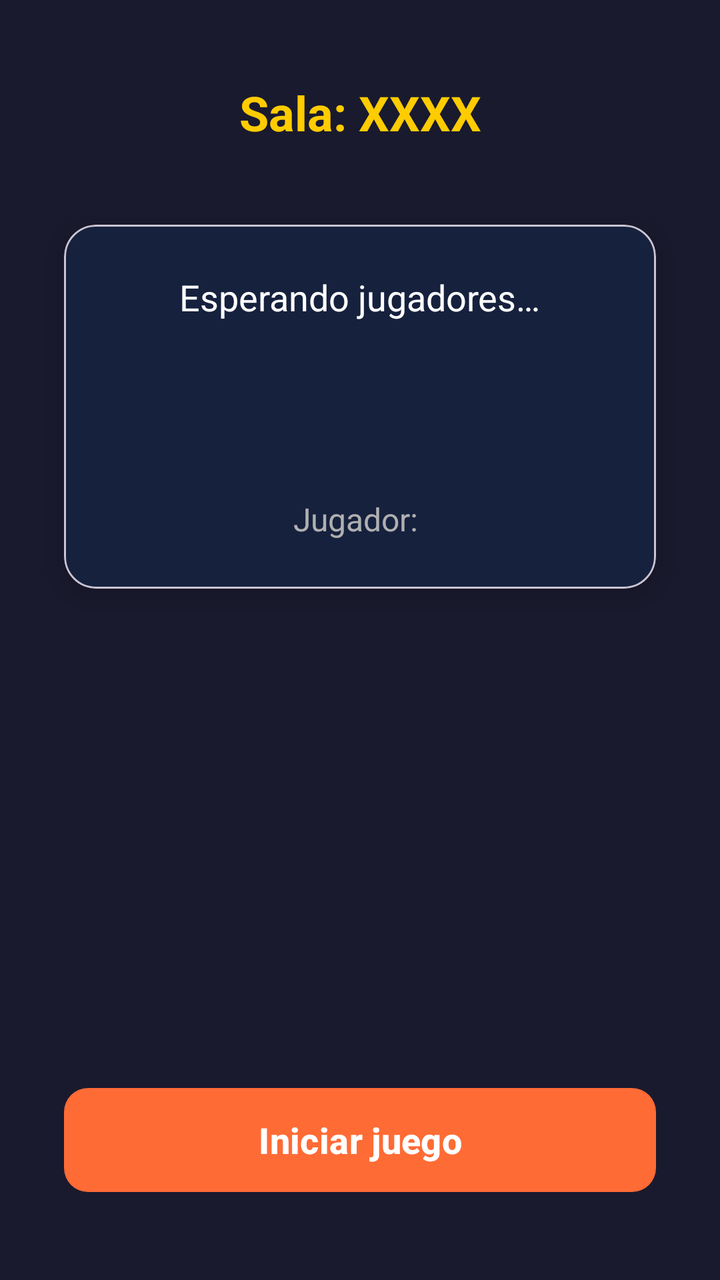
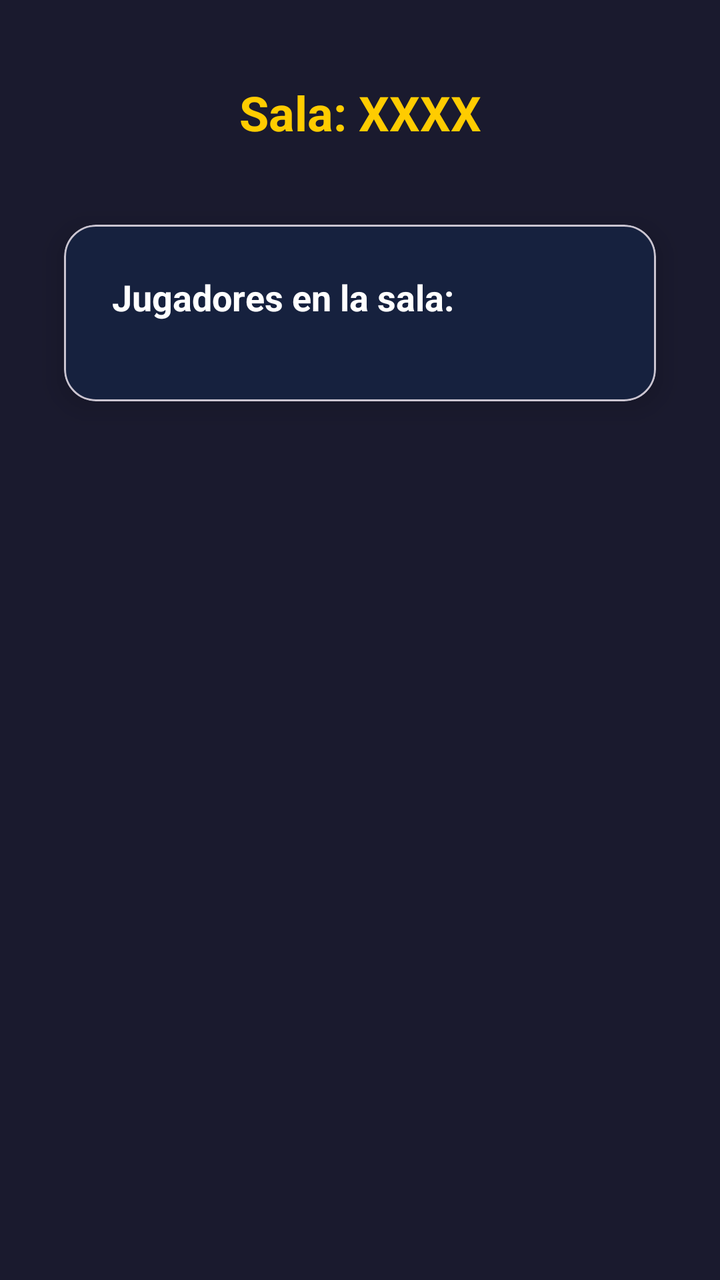

The first picture is an Android layout as it rendered before a commit; the second is the same layout after the commit. The layout source and the unified diff follow.
<!-- AndroidManifest.xml: application theme Theme.DueloApp -->
<!-- res/layout/activity_lobby.xml -->
<?xml version="1.0" encoding="utf-8"?>
<androidx.constraintlayout.widget.ConstraintLayout
    xmlns:android="http://schemas.android.com/apk/res/android"
    xmlns:app="http://schemas.android.com/apk/res-auto"
    xmlns:tools="http://schemas.android.com/tools"
    android:layout_width="match_parent"
    android:layout_height="match_parent"
    android:background="@color/background"
    tools:context=".view.LobbyActivity">

    <TextView
        android:id="@+id/tvRoomCode"
        android:layout_width="wrap_content"
        android:layout_height="wrap_content"
        android:text="Sala: XXXX"
        android:textSize="24sp"
        android:textStyle="bold"
        android:textColor="@color/accent"
        android:layout_marginTop="40dp"
        app:layout_constraintTop_toTopOf="parent"
        app:layout_constraintStart_toStartOf="parent"
        app:layout_constraintEnd_toEndOf="parent" />

    <com.google.android.material.card.MaterialCardView
        android:id="@+id/cardPlayers"
        android:layout_width="0dp"
        android:layout_height="wrap_content"
        android:layout_marginStart="32dp"
        android:layout_marginEnd="32dp"
        android:layout_marginTop="40dp"
        app:cardBackgroundColor="@color/background_light"
        app:cardCornerRadius="16dp"
        app:cardElevation="8dp"
        app:layout_constraintTop_toBottomOf="@id/tvRoomCode"
        app:layout_constraintStart_toStartOf="parent"
        app:layout_constraintEnd_toEndOf="parent">

        <LinearLayout
            android:layout_width="match_parent"
            android:layout_height="wrap_content"
            android:orientation="vertical"
            android:padding="24dp"
            android:gravity="center">

            <TextView
                android:id="@+id/tvWaiting"
                android:layout_width="wrap_content"
                android:layout_height="wrap_content"
                android:text="@string/waiting_players"
                android:textSize="18sp"
                android:textColor="@color/text_primary"
                android:layout_marginBottom="16dp" />

            <ProgressBar
                android:id="@+id/progressBarLobby"
                android:layout_width="wrap_content"
                android:layout_height="wrap_content"
                android:indeterminateTint="@color/primary" />

            <TextView
                android:id="@+id/tvPlayerName"
                android:layout_width="wrap_content"
                android:layout_height="wrap_content"
                android:layout_marginTop="24dp"
                android:text="Jugador: "
                android:textSize="16sp"
                android:textColor="@color/text_secondary" />
        </LinearLayout>
    </com.google.android.material.card.MaterialCardView>

    <com.google.android.material.button.MaterialButton
        android:id="@+id/btnStartGame"
        android:layout_width="0dp"
        android:layout_height="60dp"
        android:layout_marginStart="32dp"
        android:layout_marginEnd="32dp"
        android:layout_marginBottom="40dp"
        android:text="@string/start_game"
        android:textSize="18sp"
        android:textStyle="bold"
        app:backgroundTint="@color/primary"
        app:cornerRadius="12dp"
        app:layout_constraintBottom_toBottomOf="parent"
        app:layout_constraintStart_toStartOf="parent"
        app:layout_constraintEnd_toEndOf="parent" />

</androidx.constraintlayout.widget.ConstraintLayout>
<!-- resources referenced by this layout -->
<resources>
  <color name="accent">#FFCC00</color>
  <color name="background">#1A1A2E</color>
  <color name="background_light">#16213E</color>
  <color name="primary">#FF6B35</color>
  <color name="text_primary">#FFFFFF</color>
  <color name="text_secondary">#B0B0B0</color>
  <string name="start_game">Iniciar juego</string>
  <string name="waiting_players">Esperando jugadores…</string>
  <style name="Theme.DueloApp" parent="Theme.Material3.DayNight.NoActionBar">
          <item name="colorPrimary">@color/primary</item>
          <item name="colorPrimaryDark">@color/primary_dark</item>
          <item name="colorAccent">@color/accent</item>
          <item name="android:statusBarColor">@color/background</item>
          <item name="android:windowBackground">@color/background</item>
          <item name="android:textColorPrimary">@color/text_primary</item>
          <item name="android:textColorSecondary">@color/text_secondary</item>
      </style>
  <color name="primary_dark">#D94F1F</color>
</resources>

<!-- the commit's change to res/layout/activity_lobby.xml (unified diff, before → after) -->
@@ -39,49 +39,64 @@
             android:layout_width="match_parent"
             android:layout_height="wrap_content"
             android:orientation="vertical"
-            android:padding="24dp"
-            android:gravity="center">
+            android:padding="24dp">
 
             <TextView
-                android:id="@+id/tvWaiting"
+                android:id="@+id/tvPlayersTitle"
                 android:layout_width="wrap_content"
                 android:layout_height="wrap_content"
-                android:text="@string/waiting_players"
+                android:text="Jugadores en la sala:"
                 android:textSize="18sp"
+                android:textStyle="bold"
                 android:textColor="@color/text_primary"
                 android:layout_marginBottom="16dp" />
 
-            <ProgressBar
-                android:id="@+id/progressBarLobby"
+            <LinearLayout
+                android:id="@+id/layoutPlayersList"
+                android:layout_width="match_parent"
+                android:layout_height="wrap_content"
+                android:orientation="vertical">
+                
+            </LinearLayout>
+
+            <TextView
+                android:id="@+id/tvWaitingMessage"
                 android:layout_width="wrap_content"
                 android:layout_height="wrap_content"
-                android:indeterminateTint="@color/primary" />
-
-            <TextView
-                android:id="@+id/tvPlayerName"
-                android:layout_width="wrap_content"
-                android:layout_height="wrap_content"
-                android:layout_marginTop="24dp"
-                android:text="Jugador: "
-                android:textSize="16sp"
-                android:textColor="@color/text_secondary" />
+                android:text="Esperando al segundo jugador..."
+                android:textSize="14sp"
+                android:textColor="@color/text_secondary"
+                android:layout_marginTop="16dp"
+                android:visibility="gone" />
         </LinearLayout>
     </com.google.android.material.card.MaterialCardView>
 
-    <com.google.android.material.button.MaterialButton
-        android:id="@+id/btnStartGame"
-        android:layout_width="0dp"
-        android:layout_height="60dp"
-        android:layout_marginStart="32dp"
-        android:layout_marginEnd="32dp"
-        android:layout_marginBottom="40dp"
-        android:text="@string/start_game"
-        android:textSize="18sp"
+    
+    <TextView
+        android:id="@+id/tvCountdown"
+        android:layout_width="wrap_content"
+        android:layout_height="wrap_content"
+        android:text="5"
+        android:textSize="120sp"
         android:textStyle="bold"
-        app:backgroundTint="@color/primary"
-        app:cornerRadius="12dp"
+        android:textColor="@color/primary"
+        android:visibility="gone"
+        app:layout_constraintTop_toTopOf="parent"
         app:layout_constraintBottom_toBottomOf="parent"
         app:layout_constraintStart_toStartOf="parent"
         app:layout_constraintEnd_toEndOf="parent" />
 
+    <TextView
+        android:id="@+id/tvCountdownLabel"
+        android:layout_width="wrap_content"
+        android:layout_height="wrap_content"
+        android:text="¡El juego comenzará!"
+        android:textSize="20sp"
+        android:textColor="@color/accent"
+        android:visibility="gone"
+        android:layout_marginTop="16dp"
+        app:layout_constraintTop_toBottomOf="@id/tvCountdown"
+        app:layout_constraintStart_toStartOf="parent"
+        app:layout_constraintEnd_toEndOf="parent" />
+
 </androidx.constraintlayout.widget.ConstraintLayout>
<!-- resource entries referenced after the edit -->
@@ -6,8 +6,6 @@
   <color name="primary">#FF6B35</color>
   <color name="text_primary">#FFFFFF</color>
   <color name="text_secondary">#B0B0B0</color>
-  <string name="start_game">Iniciar juego</string>
-  <string name="waiting_players">Esperando jugadores…</string>
   <style name="Theme.DueloApp" parent="Theme.Material3.DayNight.NoActionBar">
           <item name="colorPrimary">@color/primary</item>
           <item name="colorPrimaryDark">@color/primary_dark</item>
